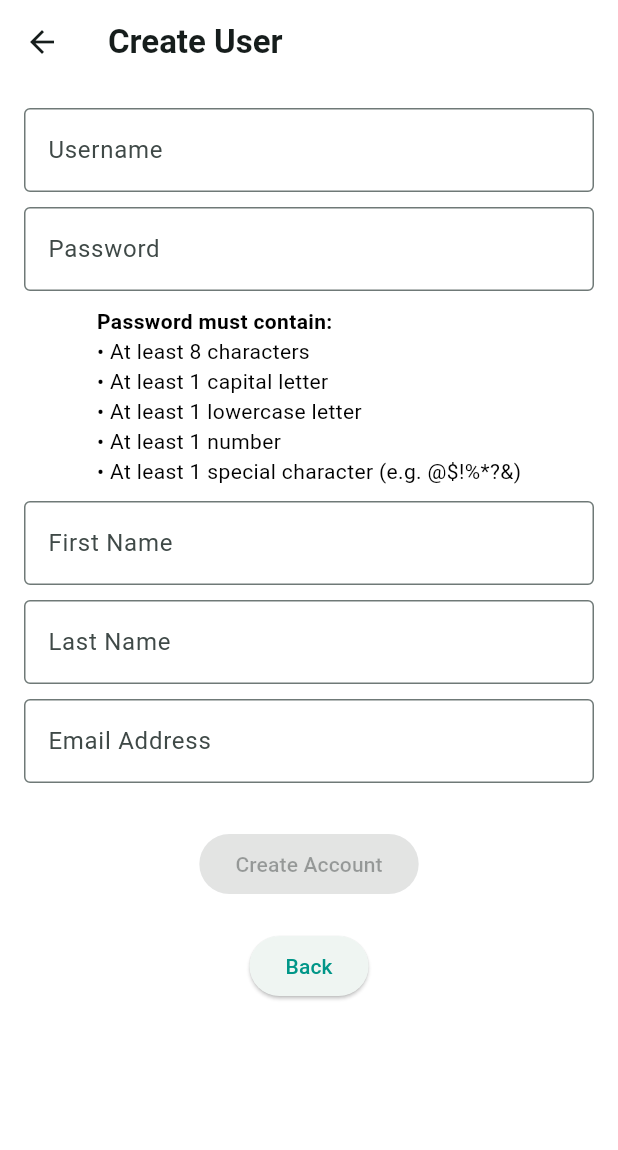
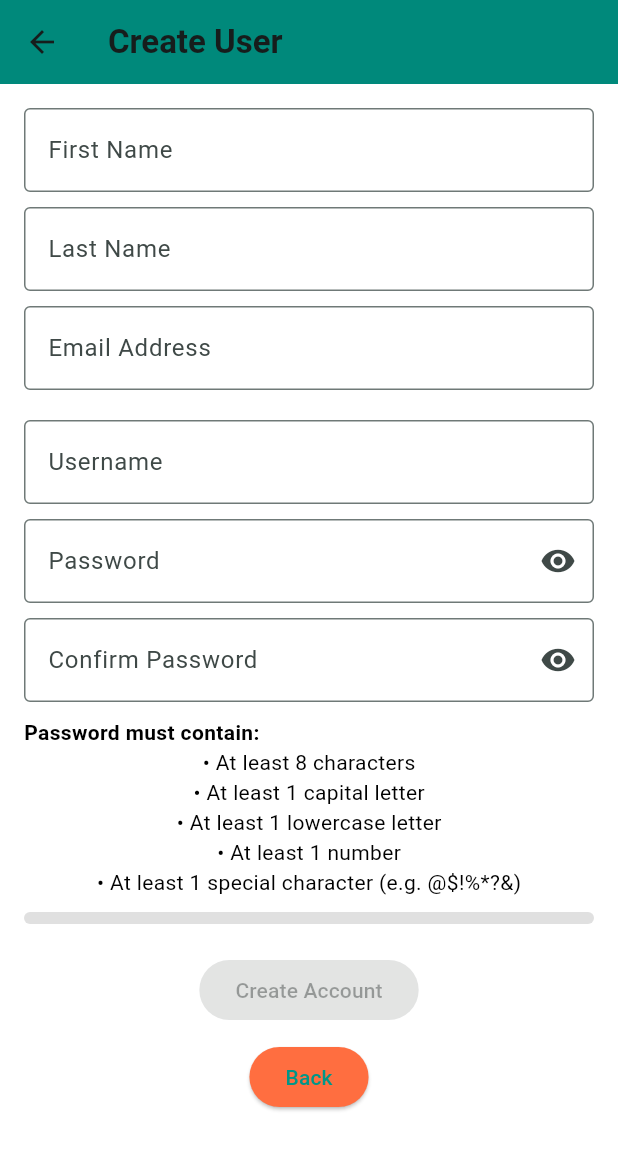
Before and after one commit to chrisfinan/Fitness-Assistant, a Flutter app: the RegistrationPage screen opened directly, on a phone screen of 412 x 824 dp. Shown: the top 1150 px of the screen. Run offline on Flutter 3.47's test engine with Material 3 defaults, Android fonts, the phone set to English and light mode, and no system bars; our stand-ins replace shared_preferences; accounts and stored records are empty.

Commit message:
minor UI changes

```diff
--- a/frontend/lib/registration_page.dart
+++ b/frontend/lib/registration_page.dart
@@ -13,6 +13,7 @@ class RegistrationPage extends StatefulWidget {
 class _RegistrationPageState extends State<RegistrationPage> {
   final TextEditingController _usernameController = TextEditingController();
   final TextEditingController _passwordController = TextEditingController();
+  final TextEditingController _confirmPasswordController = TextEditingController();
   final TextEditingController _firstNameController = TextEditingController();
   final TextEditingController _lastNameController = TextEditingController();
   final TextEditingController _emailController = TextEditingController();
@@ -20,34 +21,61 @@ class _RegistrationPageState extends State<RegistrationPage> {
   bool _isPasswordValid = false;
   bool _isPasswordTyped = false;
   bool _isEmailValid = true;
+  bool _doPasswordsMatch = true;
+  double _passwordStrength = 0;
+
+  bool _obscurePassword = true;
+  bool _obscureConfirmPassword = true;
 
   // Password validation function
   bool _validatePassword(String password) {
-    // Regex to check password criteria
-    final regex = RegExp(r'^(?=.*[a-z])(?=.*[A-Z])(?=.*\d)(?=.*[@$!%*?&])[A-Za-z\d@$!%*?&]{8,}$');
+    final regex = RegExp(r'^(?=.*[a-z])(?=.*[A-Z])(?=.*\d)(?=.*[@$!%*?&]).{8,}$');
     return regex.hasMatch(password);
   }
 
-  // Handle password input change
   void _onPasswordChanged(String password) {
     setState(() {
-      _isPasswordTyped = true;
+      _isPasswordTyped = password.isNotEmpty;
       _isPasswordValid = _validatePassword(password);
+      _doPasswordsMatch = password == _confirmPasswordController.text;
+
+      // Strength logic
+      if (password.isEmpty) {
+        _passwordStrength = 0;
+      } else if (password.length < 6) {
+        _passwordStrength = 0.25;
+      } else if (password.length < 8) {
+        _passwordStrength = 0.5;
+      } else if (_validatePassword(password)) {
+        _passwordStrength = 1.0;
+      } else {
+        _passwordStrength = 0.75;
+      }
     });
   }
 
-  // Email validation
-  bool _validateEmail(String email) {
-    // Regex to check email with @ and .com after it
-    final regex = RegExp(r'^[a-zA-Z0-9._%+-]+@[a-zA-Z0-9.-]+\.[a-zA-Z]{2,}$');
-    return regex.hasMatch(email) && email.endsWith('.com') && email.contains('@');
+  void _onConfirmPasswordChanged(String confirmPassword) {
+    setState(() {
+      _doPasswordsMatch = confirmPassword == _passwordController.text;
+    });
   }
 
-  // Handle email input change
+  bool _validateEmail(String email) {
+    final regex = RegExp(r'^[a-zA-Z0-9._%+-]+@[a-zA-Z0-9.-]+\.[a-zA-Z]{2,}$');
+    return regex.hasMatch(email) && email.endsWith('.com');
+  }
+
   void _onEmailChanged(String email) {
     setState(() {
       _isEmailValid = _validateEmail(email);
     });
+  }
+
+  Color _getStrengthColor() {
+    if (_passwordStrength <= 0.25) return Colors.red;
+    if (_passwordStrength <= 0.5) return Colors.orange;
+    if (_passwordStrength < 1.0) return Colors.yellow[700]!;
+    return Colors.green;
   }
 
   Future<void> _createUser() async {
@@ -55,9 +83,10 @@ class _RegistrationPageState extends State<RegistrationPage> {
         _passwordController.text.isEmpty ||
         _firstNameController.text.isEmpty ||
         _lastNameController.text.isEmpty ||
-        _emailController.text.isEmpty) {
+        _emailController.text.isEmpty ||
+        !_doPasswordsMatch) {
       ScaffoldMessenger.of(context).showSnackBar(
-        const SnackBar(content: Text('All fields must be filled out!')),
+        const SnackBar(content: Text('All fields must be filled out and valid!')),
       );
       return;
     }
@@ -90,53 +119,19 @@ class _RegistrationPageState extends State<RegistrationPage> {
 
   @override
   Widget build(BuildContext context) {
+    final themeColor = Colors.teal[600];
+
     return Scaffold(
-      appBar: AppBar(title: Text('Create User')),
+      appBar: AppBar(
+        title: const Text('Create User'),
+        backgroundColor: themeColor,
+      ),
       body: SingleChildScrollView(
         child: Padding(
-          padding: const EdgeInsets.all(16.0),
+          padding: const EdgeInsets.all(16),
           child: Column(
-            mainAxisAlignment: MainAxisAlignment.center,
             children: [
-              TextField(
-                controller: _usernameController,
-                decoration: const InputDecoration(
-                  labelText: 'Username',
-                  border: OutlineInputBorder(),
-                ),
-              ),
-              const SizedBox(height: 10),
-              TextField(
-                controller: _passwordController,
-                decoration: const InputDecoration(
-                  labelText: 'Password',
-                  border: OutlineInputBorder(),
-                ),
-                obscureText: true,
-                onChanged: _onPasswordChanged,
-              ),
-              const SizedBox(height: 10),
-              // Password constraints text
-              Column(
-                crossAxisAlignment: CrossAxisAlignment.start,
-                children: [
-                  const Text(
-                    'Password must contain:',
-                    style: TextStyle(fontWeight: FontWeight.bold),
-                  ),
-                  const Text('• At least 8 characters'),
-                  const Text('• At least 1 capital letter'),
-                  const Text('• At least 1 lowercase letter'),
-                  const Text('• At least 1 number'),
-                  const Text('• At least 1 special character (e.g. @\$!%*?&)'),
-                  if (_isPasswordTyped && !_isPasswordValid)
-                    const Text(
-                      'Password does not meet the required criteria.',
-                      style: TextStyle(color: Colors.red),
-                    ),
-                ],
-              ),
-              const SizedBox(height: 10),
+              // Name and email section
               TextField(
                 controller: _firstNameController,
                 decoration: const InputDecoration(
@@ -161,23 +156,147 @@ class _RegistrationPageState extends State<RegistrationPage> {
                 ),
                 onChanged: _onEmailChanged,
               ),
-              const SizedBox(height: 10),
-              // Email validation message
               if (!_isEmailValid)
-                const Text(
-                  'Please enter a valid email address.',
-                  style: TextStyle(color: Colors.red),
+                const Padding(
+                  padding: EdgeInsets.only(top: 6),
+                  child: Text(
+                    'Please enter a valid email address (e.g. name@example.com)',
+                    style: TextStyle(color: Colors.red),
+                  ),
                 ),
               const SizedBox(height: 20),
+
+              // Username section (now above the password fields)
+              TextField(
+                controller: _usernameController,
+                decoration: const InputDecoration(
+                  labelText: 'Username',
+                  border: OutlineInputBorder(),
+                ),
+              ),
+              const SizedBox(height: 10),
+
+              // Password section
+              TextFormField(
+                controller: _passwordController,
+                obscureText: _obscurePassword,
+                decoration: InputDecoration(
+                  labelText: 'Password',
+                  border: const OutlineInputBorder(),
+                  suffixIcon: IconButton(
+                    icon: Icon(
+                        _obscurePassword ? Icons.visibility : Icons.visibility_off),
+                    onPressed: () {
+                      setState(() {
+                        _obscurePassword = !_obscurePassword;
+                      });
+                    },
+                  ),
+                ),
+                onChanged: _onPasswordChanged,
+              ),
+              const SizedBox(height: 10),
+
+              // Confirm password
+              TextFormField(
+                controller: _confirmPasswordController,
+                obscureText: _obscureConfirmPassword,
+                decoration: InputDecoration(
+                  labelText: 'Confirm Password',
+                  border: const OutlineInputBorder(),
+                  suffixIcon: IconButton(
+                    icon: Icon(
+                        _obscureConfirmPassword ? Icons.visibility : Icons.visibility_off),
+                    onPressed: () {
+                      setState(() {
+                        _obscureConfirmPassword = !_obscureConfirmPassword;
+                      });
+                    },
+                  ),
+                ),
+                onChanged: _onConfirmPasswordChanged,
+              ),
+              if (!_doPasswordsMatch)
+                const Padding(
+                  padding: EdgeInsets.only(top: 6),
+                  child: Text(
+                    'Passwords do not match.',
+                    style: TextStyle(color: Colors.red),
+                  ),
+                ),
+
+              const SizedBox(height: 10),
+
+              // Password rules
+              const Align(
+                alignment: Alignment.centerLeft,
+                child: Text(
+                  'Password must contain:',
+                  style: TextStyle(fontWeight: FontWeight.bold),
+                ),
+              ),
+              const Text('• At least 8 characters'),
+              const Text('• At least 1 capital letter'),
+              const Text('• At least 1 lowercase letter'),
+              const Text('• At least 1 number'),
+              const Text('• At least 1 special character (e.g. @\$!%*?&)'),
+              if (_isPasswordTyped && !_isPasswordValid)
+                const Padding(
+                  padding: EdgeInsets.only(top: 6),
+                  child: Text(
+                    'Password does not meet the required criteria.',
+                    style: TextStyle(color: Colors.red),
+                  ),
+                ),
+
+              const SizedBox(height: 10),
+
+              // Strength bar
+              AnimatedContainer(
+                duration: const Duration(milliseconds: 300),
+                height: 8,
+                width: double.infinity,
+                decoration: BoxDecoration(
+                  color: Colors.grey[300],
+                  borderRadius: BorderRadius.circular(4),
+                ),
+                child: FractionallySizedBox(
+                  alignment: Alignment.centerLeft,
+                  widthFactor: _passwordStrength,
+                  child: AnimatedContainer(
+                    duration: const Duration(milliseconds: 300),
+                    decoration: BoxDecoration(
+                      color: _getStrengthColor(),
+                      borderRadius: BorderRadius.circular(4),
+                    ),
+                  ),
+                ),
+              ),
+
+              const SizedBox(height: 20),
+
+              // Create Account button
               ElevatedButton(
-                onPressed: _isPasswordValid && _isEmailValid ? _createUser : null, // Disable button if password or email is invalid
+                onPressed: _isPasswordValid &&
+                    _isEmailValid &&
+                    _doPasswordsMatch
+                    ? _createUser
+                    : null,
+                style: ElevatedButton.styleFrom(
+                  backgroundColor: Colors.deepOrangeAccent,
+                ),
                 child: const Text('Create Account'),
               ),
-              const SizedBox(height: 20),
+              const SizedBox(height: 10),
+
+              // Back button
               ElevatedButton(
                 onPressed: () {
                   Navigator.pop(context);
                 },
+                style: ElevatedButton.styleFrom(
+                  backgroundColor: Colors.deepOrangeAccent,
+                ),
                 child: const Text('Back'),
               ),
             ],
```
